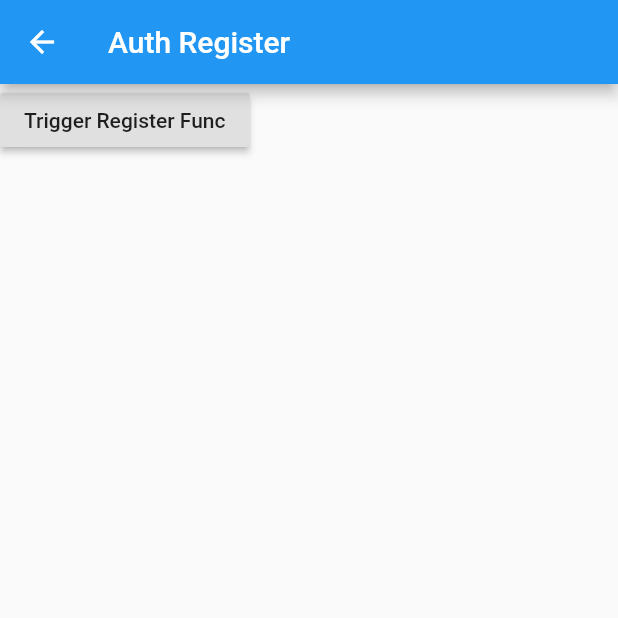
After one commit to dcjc29/mAuth, a Flutter app: the screen it shows after launch, after a tap on "Register", on a phone screen of 412 x 824 dp, the top half of it. The commit adds this screen. Run offline on Flutter 3.47's test engine with Material 2 defaults, Android fonts, the phone set to English and light mode, and no system bars; missing offline and left inert: mongo_dart.

Commit message:
sample app reg ui

```diff
--- a/example/lib/auth_functions.dart
+++ b/example/lib/auth_functions.dart
@@ -46,6 +46,8 @@ class AuthFunctionsState extends State<AuthFunctions> {
   }
 
   forgotpassword() async {
-    await mongoAuth.forgotPassword("pamu@gmail").then((value) => print(value));
+    await mongoAuth
+        .forgotPassword("pamu@gmail")
+        .then((value) => print("Print ${value}"));
   }
 }
--- a/example/lib/main.dart
+++ b/example/lib/main.dart
@@ -1,6 +1,7 @@
 import 'dart:developer';
 
 import 'package:example/auth_functions.dart';
+import 'package:example/register.dart';
 import 'package:flutter/material.dart';
 import 'package:mAuth/mAuth.dart';
 
@@ -65,6 +66,14 @@ class _MyHomePageState extends State<MyHomePage> {
                     context,
                     MaterialPageRoute(builder: (context) => AuthFunctions()),
                   );
+                }),
+            RaisedButton(
+                child: Text("Register"),
+                onPressed: () {
+                  Navigator.push(
+                    context,
+                    MaterialPageRoute(builder: (context) => Register()),
+                  );
                 })
           ],
         ),
--- /dev/null
+++ b/example/lib/register.dart
@@ -0,0 +1,27 @@
+import 'package:flutter/material.dart';
+import 'package:mAuth/mAuth.dart';
+
+class Register extends StatefulWidget {
+  @override
+  _RegisterState createState() => _RegisterState();
+}
+
+class _RegisterState extends State<Register> {
+  var instance;
+  MongoAuth mongoAuth;
+  @override
+  Widget build(BuildContext context) {
+    return Scaffold(
+      appBar: AppBar(
+        title: Text("Auth Register"),
+      ),
+      body: Container(
+        child: Column(
+          children: [
+            RaisedButton(child: Text("Trigger Register Func"), onPressed: () {})
+          ],
+        ),
+      ),
+    );
+  }
+}
--- a/lib/src/mongo_authentication.dart
+++ b/lib/src/mongo_authentication.dart
@@ -27,6 +27,11 @@ class MongoAuth {
     });
   }
 
+  Future<MongoUser> createUserWithEmailAndPassword(
+      String email, String password) async {
+    await collection.findOne({"email": email}).then((value) {});
+  }
+
   hashPassword(String password) {
     var key = utf8.encode(password);
     var bytes = utf8.encode("**SceretByteCode**");
```
